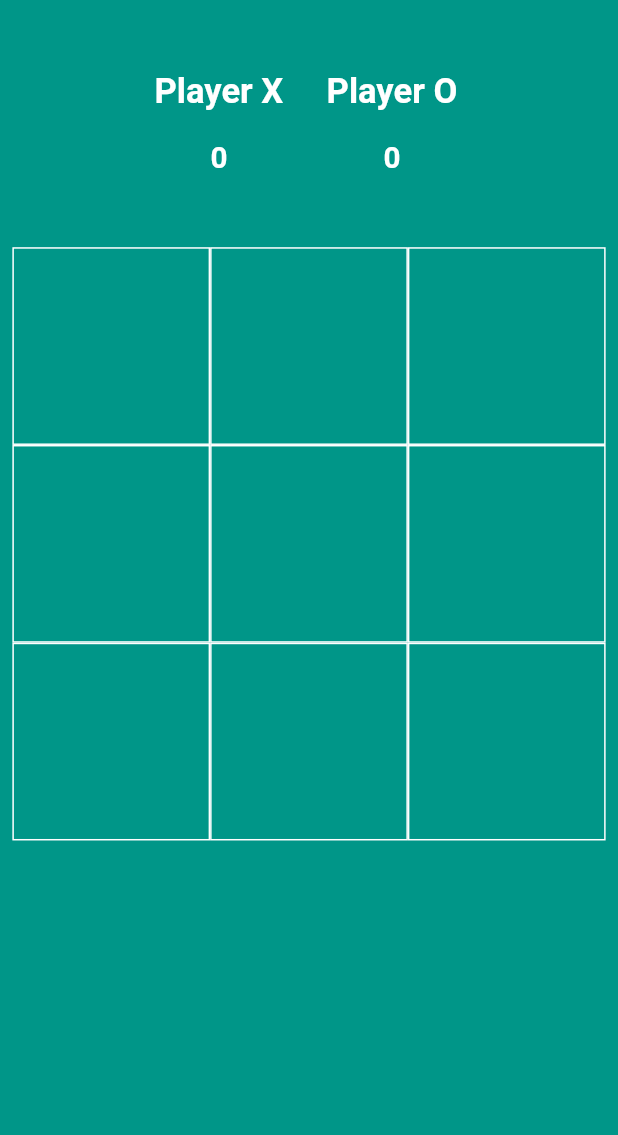
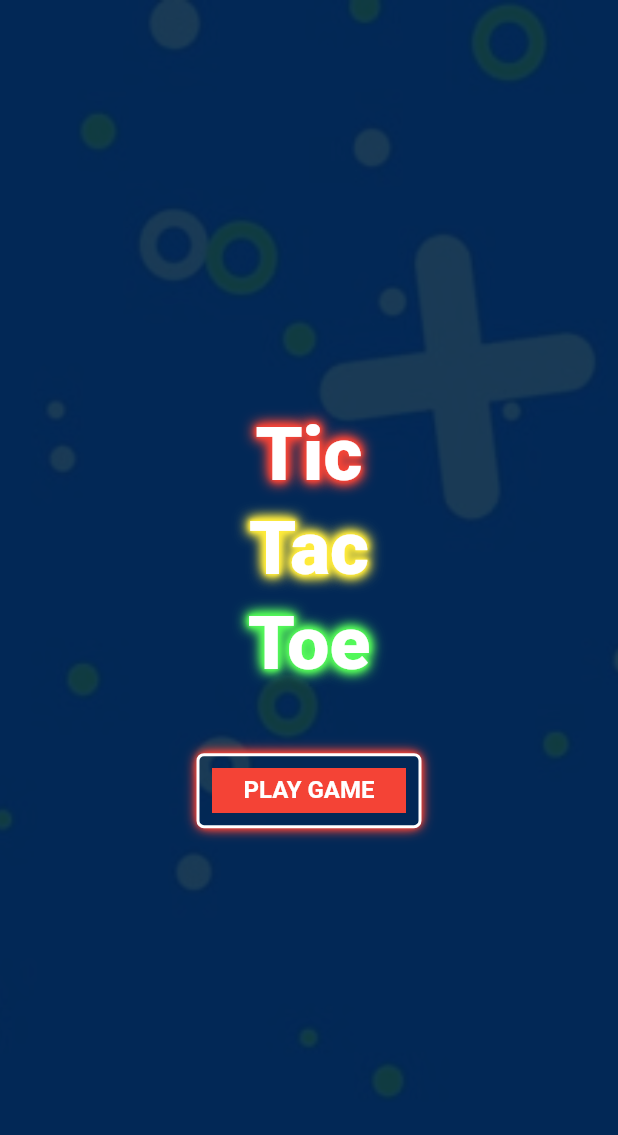
Before and after one commit to akhtarali34/tic_tac_toe, a Flutter app: the screen it shows after launch, on a phone screen of 412 x 824 dp. Shown: the top 1135 px of the screen. Run offline on Flutter 3.47's test engine with Material 3 defaults, Android fonts, the phone set to English and light mode, and no system bars; Roboto replaces fonts that are missing (Poppins).

Commit message:
Udated The Ui

```diff
--- a/lib/exports.dart
+++ b/lib/exports.dart
@@ -1,2 +1,5 @@
 export 'package:flutter/material.dart';
 export 'package:tic_tac_toe/responsive.dart';
+
+export 'package:tic_tac_toe/views/home.dart';
+export 'package:tic_tac_toe/widgets/button.dart';
--- a/lib/main.dart
+++ b/lib/main.dart
@@ -1,5 +1,5 @@
 
-import 'package:tic_tac_toe/views/home.dart';
+import 'package:tic_tac_toe/views/welcome.dart';
 
 import 'exports.dart';
 
@@ -71,7 +71,7 @@ class MyApp extends StatelessWidget {
             ),
           ),
         ),
-      home: const  HomePage(),
+      home: const  WelcomePage(),
     );
   }
 }
--- /dev/null
+++ b/lib/views/welcome.dart
@@ -0,0 +1,101 @@
+import 'package:tic_tac_toe/exports.dart';
+
+class WelcomePage extends StatefulWidget {
+  const WelcomePage({super.key});
+
+  @override
+  State<WelcomePage> createState() => _WelcomePageState();
+}
+
+class _WelcomePageState extends State<WelcomePage> {
+  bool isPressed = false;
+
+  @override
+  Widget build(BuildContext context) {
+    double height= MediaQuery.sizeOf(context).height;
+
+    return Scaffold(
+      body: Stack(
+        children: [
+          Positioned.fill(
+            child: Image.asset(
+              'assets/images/bg.jpg',
+              fit: BoxFit.cover,
+            ),
+          ),
+
+          Positioned.fill(
+            child: Container(
+              decoration: BoxDecoration(
+                  color: const Color.fromARGB(255, 2, 38, 68).withOpacity(0.9)),
+            ),
+          ),
+
+          // Content
+          Center(
+            child: Column(
+              mainAxisAlignment: MainAxisAlignment.center,
+              crossAxisAlignment: CrossAxisAlignment.center,
+              children: [
+                Text(
+                  "Tic",
+                  style:Theme.of(context).textTheme.headlineLarge?.copyWith(
+                    color: Colors.white,
+                      fontSize: 50,
+                      fontWeight: FontWeight.w900,
+                      shadows: [
+                        for (double i = 1; i < 8; i++)
+                          Shadow(
+                            color: Colors.red,
+                            blurRadius: 2 * i,
+                          )
+                      ]
+                  ),
+                ),
+                Text(
+                  "Tac",
+                  style:Theme.of(context).textTheme.headlineLarge?.copyWith(
+                    color: Colors.white,
+                      fontSize: 50,
+                      fontWeight: FontWeight.w900,
+                      shadows: [
+                        for (double i = 1; i < 8; i++)
+                          Shadow(
+                            color: Colors.yellow,
+                            blurRadius: 2 * i,
+                          )
+                      ]
+                  ),
+                ),
+                Text(
+                  "Toe",
+                  style:Theme.of(context).textTheme.headlineLarge?.copyWith(
+                    color: Colors.white,
+                      fontSize: 50,
+                      fontWeight: FontWeight.w900,
+                      shadows: [
+                        for (double i = 1; i < 8; i++)
+                          Shadow(
+                            color: const Color.fromARGB(255, 83, 249, 89),
+                            blurRadius: 2 * i,
+                          )
+                      ]
+                  ),
+                ),
+                SizedBox(height: height*0.05,),
+                CustomButton(
+                  width: 150,
+                  height: 50,
+                  title: "PLAY GAME",
+                  onPressed: (){
+                    Navigator.push(context, MaterialPageRoute(builder: (context)=>const HomePage()));
+                  },
+                )
+              ],
+            ),
+          )
+        ],
+      ),
+    );
+  }
+}
--- /dev/null
+++ b/lib/widgets/button.dart
@@ -0,0 +1,90 @@
+import 'package:flutter/material.dart';
+
+class CustomButton extends StatefulWidget {
+  final String title; // Button title
+  final double width; // Button width
+  final double height; // Button height
+  final VoidCallback onPressed; // Button onPress callback
+  final IconData? icon; // Optional icon
+
+  const CustomButton({
+    super.key,
+    required this.title,
+    required this.width,
+    required this.height,
+    required this.onPressed,
+    this.icon, // Optional icon
+  });
+
+  @override
+  State<CustomButton> createState() => _CustomButtonState();
+}
+
+class _CustomButtonState extends State<CustomButton> {
+  bool isPressed = false;
+
+  @override
+  Widget build(BuildContext context) {
+    return Listener(
+      onPointerUp: (_) => setState(() {
+        isPressed = false;
+      }),
+      onPointerDown: (_) => setState(() {
+        isPressed = true;
+      }),
+      child: Container(
+        width: widget.width,
+        height: widget.height,
+        decoration: BoxDecoration(
+          borderRadius: BorderRadius.circular(5),
+          boxShadow: [
+            for (double i = 1; i < 5; i++)
+              BoxShadow(
+                spreadRadius: -1,
+                color: Colors.red,
+                blurRadius: (isPressed ? 3 : 2) * i,
+                blurStyle: BlurStyle.outer,
+              ),
+          ],
+        ),
+        child: TextButton(
+          style: TextButton.styleFrom(
+            side: const BorderSide(color: Colors.white, width: 2),
+            shape: RoundedRectangleBorder(
+              borderRadius: BorderRadius.circular(5),
+            ),
+          ),
+          onPressed: widget.onPressed,
+          child: Row(
+            mainAxisAlignment: MainAxisAlignment.center,
+            children: [
+              if (widget.icon != null)
+                Icon(
+                  widget.icon,
+                  color: Colors.white,
+                ),
+              if (widget.icon != null)
+                const SizedBox(
+                  width: 10,
+                ),
+              Text(
+                widget.title,
+                style: Theme.of(context).textTheme.headlineLarge?.copyWith(
+                  fontSize: 16,
+                  color: Colors.white,
+                  shadows: [
+                    for (double i = 1; i < (isPressed ? 8 : 4); i++)
+                      Shadow(
+                        color: Colors.red,
+                        blurRadius: 3 * i,
+                      ),
+                  ],
+                ),
+              ),
+            ],
+          ),
+        ),
+      ),
+    );
+  }
+}
--- a/pubspec.yaml
+++ b/pubspec.yaml
@@ -60,9 +60,9 @@ flutter:
   uses-material-design: true
 
   # To add assets to your application, add an assets section, like this:
-  # assets:
-  #   - images/a_dot_burr.jpeg
-  #   - images/a_dot_ham.jpeg
+  assets:
+    - assets/images/
+
 
   # An image asset can refer to one or more resolution-specific "variants", see
   # https://flutter.dev/assets-and-images/#resolution-aware
```
Also changed, not shown: lib/views/mobile_home.dart (+100 -22 lines), lib/views/tab_home.dart (+100 -20 lines), assets/images/bg.jpg (added).
